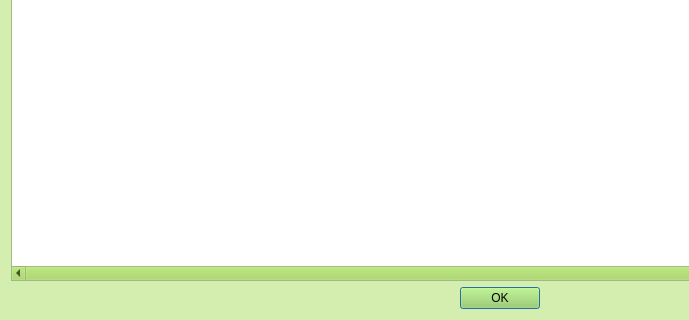
Above: src/qt/forms/beancontroldialog.ui from teambean/BeanCash before the change; both pictures show x 0 to 689 and y 180 to 500 of the 1000 by 500 pixel window. Below: the same form after it.
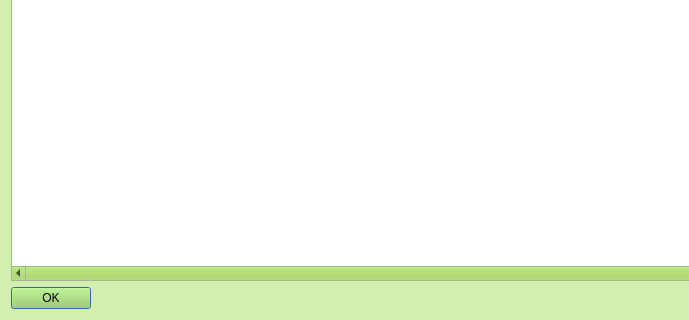
That is the form after the change. Icons and pictures are not drawn. Custom widgets are drawn as their Qt base class.

What changed in the file:
```diff
--- a/src/qt/forms/beancontroldialog.ui
+++ b/src/qt/forms/beancontroldialog.ui
@@ -773,7 +773,7 @@
      </column>
     </widget>
    </item>
-   <item alignment="Qt::AlignHCenter">
+   <item alignment="Qt::AlignLeft">
     <widget class="QDialogButtonBox" name="buttonBox">
      <property name="sizePolicy">
       <sizepolicy hsizetype="Maximum" vsizetype="Fixed">
```
